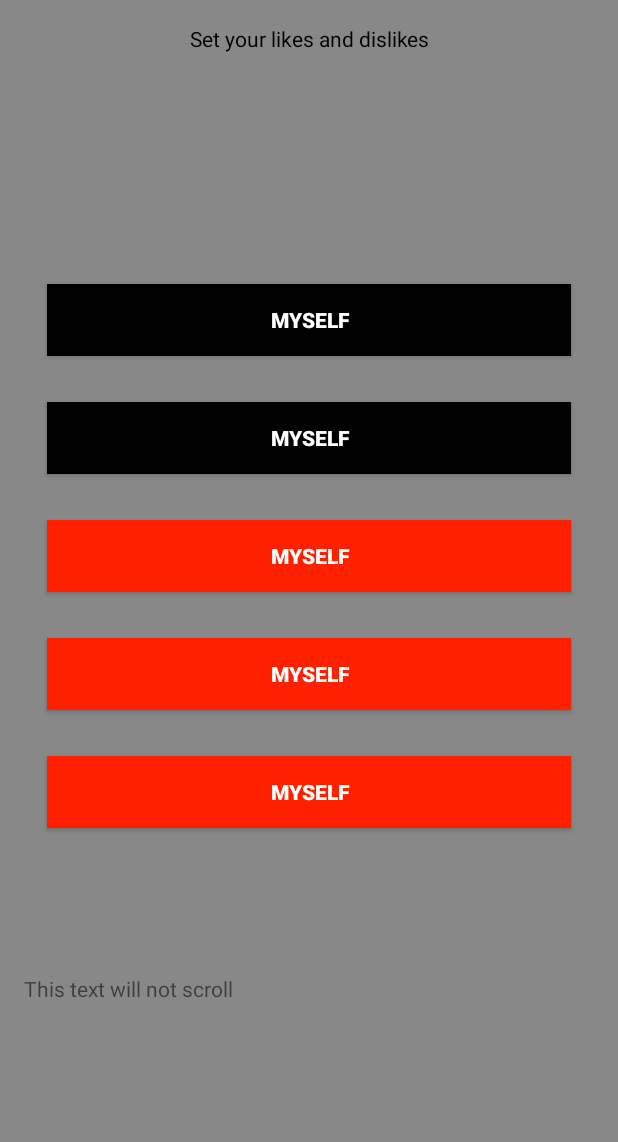
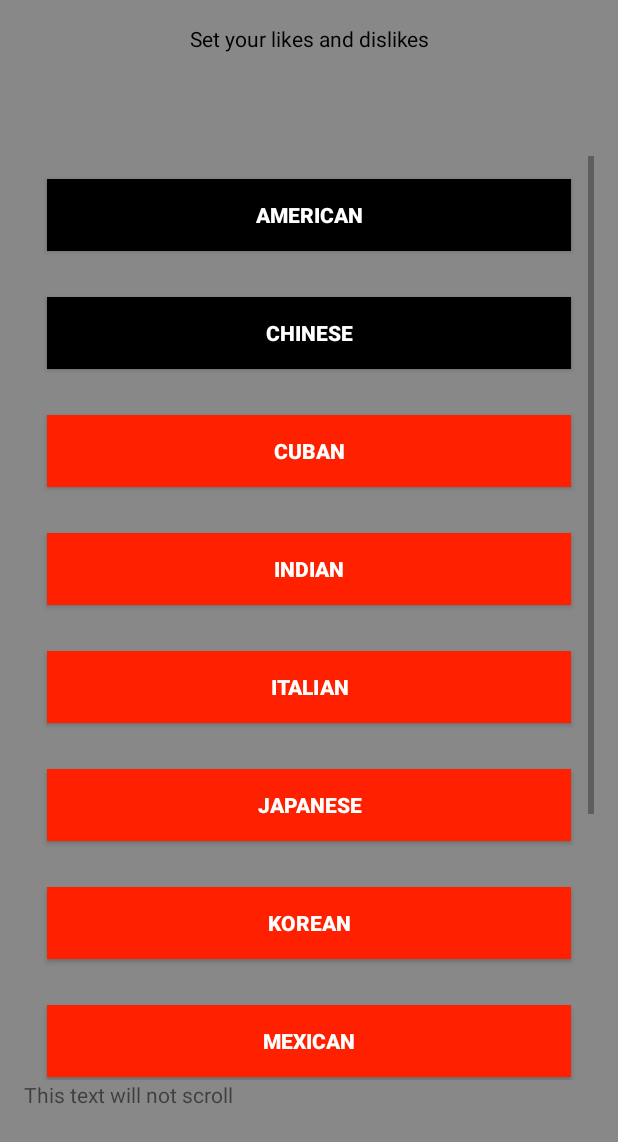
Before and after one commit to DavidBarron/cs371m-mobile-computing, an Android app: the SetLikesActivity screen opened directly, with no data from a screen before it, on a phone screen of 412 x 824 dp. Shown: the top 1142 px of the screen. Run offline under Robolectric (Android 15) with nearby library versions, the phone set to English and light mode, and no system bars.

Commit message:
added buttons stuff

```diff
--- a/app/src/main/java/davidbar/foodwithfriends/SetLikesActivity.java
+++ b/app/src/main/java/davidbar/foodwithfriends/SetLikesActivity.java
@@ -34,11 +34,11 @@ public class SetLikesActivity extends AppCompatActivity {
         //getSupportActionBar().setDisplayHomeAsUpEnabled(true);
     }
 
-    public void clickMyselfButton2(View view) {
+    public void clickFoodButton(View view) {
         //Intent intent = new Intent(this, SetLikesActivity.class);
         //startActivity(intent);
 
-        Button button = (Button) findViewById(R.id.myselfButton2);
+        Button button = (Button) findViewById(R.id.foodButton1);
 
         Log.d(TAG,"CLICK!!");
 
--- a/app/src/main/res/layout/content_set_likes.xml
+++ b/app/src/main/res/layout/content_set_likes.xml
@@ -34,7 +34,7 @@
     <ScrollView
         android:layout_width="fill_parent"
         android:layout_height="0dp"
-        android:layout_weight="3"
+        android:layout_weight="7"
         >
 
         <LinearLayout
@@ -47,59 +47,137 @@
 
 
             <Button
-                android:id="@+id/myselfButton1"
-                android:text="@string/myselfButton_str"
+                android:id="@+id/foodButton1"
+                android:text="@string/food1"
                 android:textStyle="bold"
                 android:background="#000000"
                 android:textColor="#ffffff"
                 android:layout_margin="15dp"
                 android:layout_width="match_parent"
                 android:layout_height="wrap_content"
+                android:onClick="clickFoodButton"
                 />
 
             <Button
-                android:id="@+id/myselfButton2"
-                android:text="@string/myselfButton_str"
+                android:id="@+id/foodButton2"
+                android:text="@string/food2"
                 android:textStyle="bold"
                 android:background="#000000"
                 android:textColor="#ffffff"
                 android:layout_margin="15dp"
                 android:layout_width="match_parent"
                 android:layout_height="wrap_content"
-                android:onClick="clickMyselfButton2"/>
+                android:onClick="clickFoodButton"
+                />
 
             <Button
-                android:id="@+id/myselfButton3"
-                android:text="@string/myselfButton_str"
+                android:id="@+id/foodButton3"
+                android:text="@string/food3"
                 android:textStyle="bold"
                 android:background="#ff2000"
                 android:textColor="#ffffff"
                 android:layout_margin="15dp"
                 android:layout_width="match_parent"
                 android:layout_height="wrap_content"
+                android:onClick="clickFoodButton"
                 />
 
             <Button
-                android:id="@+id/myselfButton4"
-                android:text="@string/myselfButton_str"
+                android:id="@+id/foodButton4"
+                android:text="@string/food4"
                 android:textStyle="bold"
                 android:background="#ff2000"
                 android:textColor="#ffffff"
                 android:layout_margin="15dp"
                 android:layout_width="match_parent"
                 android:layout_height="wrap_content"
+                android:onClick="clickFoodButton"
                 />
 
             <Button
-                android:id="@+id/myselfButton5"
-                android:text="@string/myselfButton_str"
+                android:id="@+id/foodButton5"
+                android:text="@string/food5"
                 android:textStyle="bold"
                 android:background="#ff2000"
                 android:textColor="#ffffff"
                 android:layout_margin="15dp"
                 android:layout_width="match_parent"
                 android:layout_height="wrap_content"
+                android:onClick="clickFoodButton"
                 />
+
+            <Button
+                android:id="@+id/foodButton6"
+                android:text="@string/food6"
+                android:textStyle="bold"
+                android:background="#ff2000"
+                android:textColor="#ffffff"
+                android:layout_margin="15dp"
+                android:layout_width="match_parent"
+                android:layout_height="wrap_content"
+                android:onClick="clickFoodButton"
+                />
+
+            <Button
+                android:id="@+id/foodButton7"
+                android:text="@string/food7"
+                android:textStyle="bold"
+                android:background="#ff2000"
+                android:textColor="#ffffff"
+                android:layout_margin="15dp"
+                android:layout_width="match_parent"
+                android:layout_height="wrap_content"
+                android:onClick="clickFoodButton"
+                />
+
+            <Button
+                android:id="@+id/foodButton8"
+                android:text="@string/food8"
+                android:textStyle="bold"
+                android:background="#ff2000"
+                android:textColor="#ffffff"
+                android:layout_margin="15dp"
+                android:layout_width="match_parent"
+                android:layout_height="wrap_content"
+                android:onClick="clickFoodButton"
+                />
+
+            <Button
+                android:id="@+id/foodButton9"
+                android:text="@string/food9"
+                android:textStyle="bold"
+                android:background="#ff2000"
+                android:textColor="#ffffff"
+                android:layout_margin="15dp"
+                android:layout_width="match_parent"
+                android:layout_height="wrap_content"
+                android:onClick="clickFoodButton"
+                />
+
+            <Button
+                android:id="@+id/foodButton10"
+                android:text="@string/food10"
+                android:textStyle="bold"
+                android:background="#ff2000"
+                android:textColor="#ffffff"
+                android:layout_margin="15dp"
+                android:layout_width="match_parent"
+                android:layout_height="wrap_content"
+                android:onClick="clickFoodButton"
+                />
+
+            <Button
+                android:id="@+id/foodButton11"
+                android:text="@string/food11"
+                android:textStyle="bold"
+                android:background="#ff2000"
+                android:textColor="#ffffff"
+                android:layout_margin="15dp"
+                android:layout_width="match_parent"
+                android:layout_height="wrap_content"
+                android:onClick="clickFoodButton"
+                />
+
 
         </LinearLayout>
 
--- a/app/src/main/res/values/strings.xml
+++ b/app/src/main/res/values/strings.xml
@@ -5,4 +5,16 @@
     <string name="friendsButton_str">Invite Friends to Join Me</string>
     <string name="title_activity_set_likes">SetLikesActivity</string>
     <string name="header_set_likes">Set your likes and dislikes</string>
+    <string name="food1">American</string>
+    <string name="food2">Chinese</string>
+    <string name="food3">Cuban</string>
+    <string name="food4">Indian</string>
+    <string name="food5">Italian</string>
+    <string name="food6">Japanese</string>
+    <string name="food7">Korean</string>
+    <string name="food8">Mexican</string>
+    <string name="food9">Taiwanese</string>
+    <string name="food10">Thai</string>
+    <string name="food11">Vietnamese</string>
+
 </resources>
```
